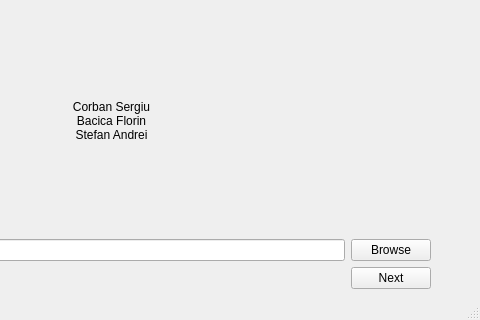
Old version of the form mainwindow.ui in the repository BaciFlorin/ImageProcessing_Project; both pictures show x 257 to 737 and y 229 to 549 of the 737 by 549 pixel window.
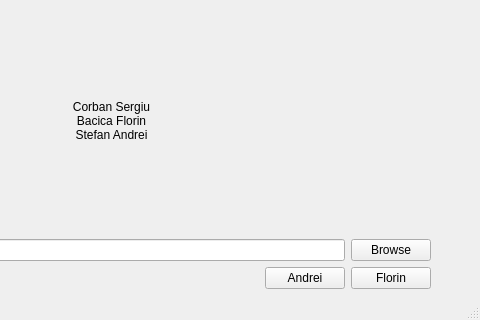
New version of the form.

Commit message: Preparing for master

Patch:
```diff
--- a/mainwindow.ui
+++ b/mainwindow.ui
@@ -138,7 +138,14 @@
       <item>
        <widget class="QPushButton" name="pushButton_Next">
         <property name="text">
-         <string>Next</string>
+         <string>Andrei</string>
+        </property>
+       </widget>
+      </item>
+      <item>
+       <widget class="QPushButton" name="pushButton_Florin">
+        <property name="text">
+         <string>Florin</string>
         </property>
        </widget>
       </item>
```
Left out of the diff: 4 changed lines with no effect on the pictures. The commit also changes 2 other files.
